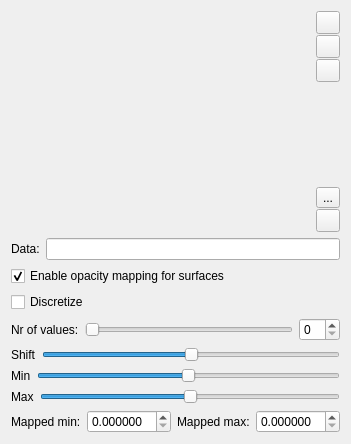
Above: MorphoDig/Qt/mqColorOpacityEditorWidget.ui from morphomuseum/MorphoDig before the change. Below: the same form after it.
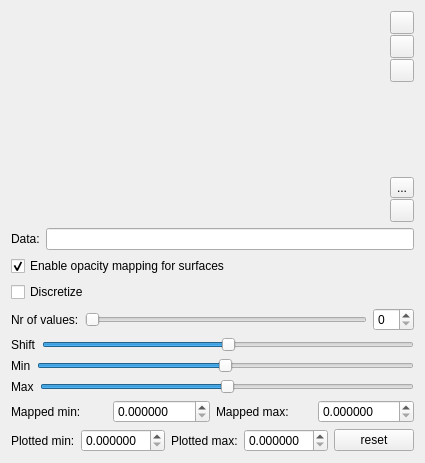
That is the form after the change. Icons and pictures are not drawn. Custom widgets are drawn as their Qt base class.

Commit message: Histogram values in Y normalized between 0 and 1000 in order to avoid awful scaling effects... Did not understand the autosize of ChartXY, dirty workaround.

```diff
--- a/MorphoDig/Qt/mqColorOpacityEditorWidget.ui
+++ b/MorphoDig/Qt/mqColorOpacityEditorWidget.ui
@@ -6,8 +6,8 @@
    <rect>
     <x>0</x>
     <y>0</y>
-    <width>334</width>
-    <height>444</height>
+    <width>393</width>
+    <height>463</height>
    </rect>
   </property>
   <property name="windowTitle">
@@ -340,6 +340,45 @@
        </item>
       </layout>
      </item>
+     <item>
+      <layout class="QHBoxLayout" name="HLayoutHistogram">
+       <item>
+        <widget class="QLabel" name="labPlotMin">
+         <property name="text">
+          <string>Plotted min:</string>
+         </property>
+        </widget>
+       </item>
+       <item>
+        <widget class="QDoubleSpinBox" name="plottedMin">
+         <property name="decimals">
+          <number>6</number>
+         </property>
+        </widget>
+       </item>
+       <item>
+        <widget class="QLabel" name="labPlotMax">
+         <property name="text">
+          <string>Plotted max:</string>
+         </property>
+        </widget>
+       </item>
+       <item>
+        <widget class="QDoubleSpinBox" name="plottedMax">
+         <property name="decimals">
+          <number>6</number>
+         </property>
+        </widget>
+       </item>
+       <item>
+        <widget class="QPushButton" name="resetHisto">
+         <property name="text">
+          <string>reset</string>
+         </property>
+        </widget>
+       </item>
+      </layout>
+     </item>
     </layout>
    </item>
   </layout>
```
The commit also changes 5 other files.
